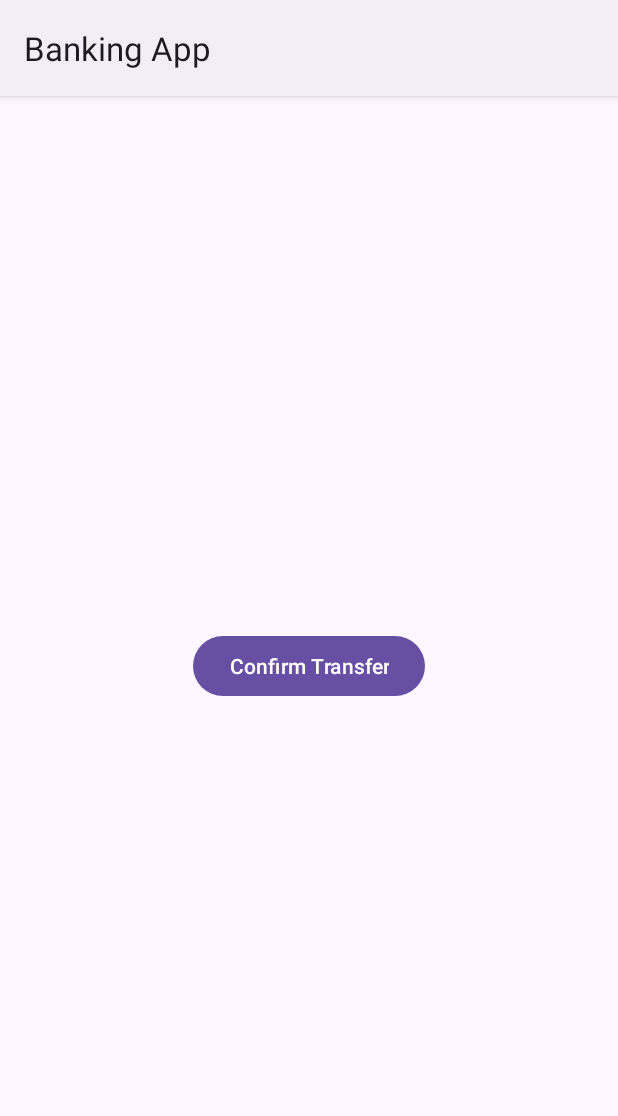
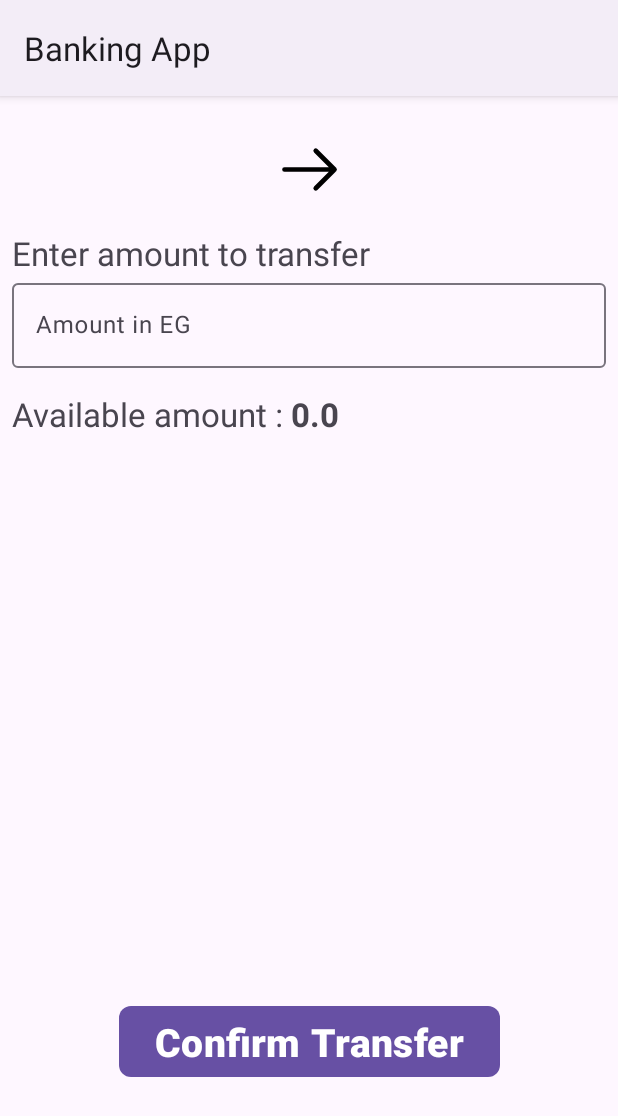
Before and after one commit to MahmoudMostafa580/Bank-app, an Android app: the fragment TransferOperFragment placed in its activity, after a tap on "Confirm Transfer", on a phone screen of 412 x 824 dp. Shown: the top 1116 px of the screen. Run offline under Robolectric (Android 15) with nearby library versions, the light colour scheme and no system bars; our stand-ins replace Room's generated code, navigation-ui; 11 statements that could not run were skipped.

Commit message:
transfer process screen design

```diff
--- a/app/src/main/java/com/mahmoud/bankapp/data/CustomersViewModel.kt
+++ b/app/src/main/java/com/mahmoud/bankapp/data/CustomersViewModel.kt
@@ -1,6 +1,7 @@
 package com.mahmoud.bankapp.data
 
 import android.app.Application
+import android.util.Log
 import androidx.lifecycle.AndroidViewModel
 import androidx.lifecycle.MutableLiveData
 import com.mahmoud.bankapp.database.CustomersDao
@@ -18,9 +19,10 @@ class CustomersViewModel(
 
 
     var allCustomers = MutableLiveData<List<User>>()
-    private var customer = MutableLiveData<User>()
+    private var senderCustomer = MutableLiveData<User>()
+    private var receiverCustomer = MutableLiveData<User>()
     private var allCustomersExceptOne = MutableLiveData<List<User>>()
-    private var isSuccess = MutableLiveData<Boolean>()
+    var isSuccess = MutableLiveData<Int>()
     private val viewModelJob = Job()
     private val uiScope = CoroutineScope(Dispatchers.Main + viewModelJob)
 
@@ -41,11 +43,25 @@ class CustomersViewModel(
         }
     }
 
-    fun getSpecificCustomer(customerId: Long):MutableLiveData<User> {
+    fun getSpecificCustomer(customerId: Long): MutableLiveData<User> {
         uiScope.launch {
-            customer.value = getCustomer(customerId)
+            senderCustomer.value = getCustomer(customerId)
         }
-        return customer
+        return senderCustomer
+    }
+
+    fun getSenderCustomer(customerId: Long): MutableLiveData<User> {
+        uiScope.launch {
+            senderCustomer.value = getCustomer(customerId)
+        }
+        return senderCustomer
+    }
+
+    fun getReceiverCustomer(customerId: Long): MutableLiveData<User> {
+        uiScope.launch {
+            receiverCustomer.value = getCustomer(customerId)
+        }
+        return receiverCustomer
     }
 
     private suspend fun getCustomer(id: Long): User? {
@@ -55,31 +71,30 @@ class CustomersViewModel(
         }
     }
 
-    fun getAllCustomersExceptOne(customerId: Long): MutableLiveData<List<User>>{
+    fun getAllCustomersExceptOne(customerId: Long): MutableLiveData<List<User>> {
         uiScope.launch {
             allCustomersExceptOne.value = getCustomersExceptOne(customerId)
         }
         return allCustomersExceptOne
     }
 
-    private suspend fun getCustomersExceptOne(id: Long) : List<User>{
-        return withContext(Dispatchers.IO){
+    private suspend fun getCustomersExceptOne(id: Long): List<User> {
+        return withContext(Dispatchers.IO) {
             val customers = customersDao.getAllCustomersExceptOne(id)
             customers
         }
     }
 
-    fun updateNewBalance(userId: Long, balance: Double): MutableLiveData<Boolean>{
+    fun updateNewBalance(userId: Long, balance: Double) {
         uiScope.launch {
             isSuccess.value = updateBalance(userId, balance)
+            Log.v("is successful", isSuccess.value.toString())
         }
-        return isSuccess
     }
 
-    private suspend fun updateBalance(userId: Long, balance: Double): Boolean {
-       return withContext(Dispatchers.IO){
-            val isSuccess = customersDao.updateBalance(userId, balance)
-            isSuccess
+    private suspend fun updateBalance(userId: Long, balance: Double): Int {
+        return withContext(Dispatchers.IO) {
+            customersDao.updateBalance(userId, balance)
         }
     }
 
--- a/app/src/main/java/com/mahmoud/bankapp/database/CustomersDao.kt
+++ b/app/src/main/java/com/mahmoud/bankapp/database/CustomersDao.kt
@@ -11,8 +11,8 @@ interface CustomersDao {
     @Insert
     fun insertCustomer(users: User)
 
-    @Query("UPDATE users_table SET currentBalance = :newBalance + currentBalance WHERE userId= :userId")
-    fun updateBalance(userId: Long, newBalance: Double): Boolean
+    @Query("UPDATE users_table SET currentBalance = :newBalance WHERE userId= :userId")
+    fun updateBalance(userId: Long, newBalance: Double): Int
 
     @Query("SELECT * FROM users_table ORDER BY userId ASC")
     fun getAllCustomers(): List<User>
--- a/app/src/main/java/com/mahmoud/bankapp/ui/CustomersAdapter.kt
+++ b/app/src/main/java/com/mahmoud/bankapp/ui/CustomersAdapter.kt
@@ -23,7 +23,7 @@ class CustomersAdapter(val customersList: List<User>) :
     override fun onBindViewHolder(holder: CustomerViewHolder, position: Int) {
         val currentCustomer = customersList[position]
         holder.customerName.text = "${currentCustomer.firstName} ${currentCustomer.lastName}"
-        holder.customerBalance.text = "${currentCustomer.currentBalance.toString()} EG"
+        holder.customerBalance.text = "${currentCustomer.currentBalance} EG"
     }
 
     override fun getItemCount() = customersList.size
--- a/app/src/main/java/com/mahmoud/bankapp/ui/TransferOperFragment.kt
+++ b/app/src/main/java/com/mahmoud/bankapp/ui/TransferOperFragment.kt
@@ -1,6 +1,7 @@
 package com.mahmoud.bankapp.ui
 
 import android.os.Bundle
+import android.util.Log
 import android.view.LayoutInflater
 import android.view.View
 import android.view.ViewGroup
@@ -8,17 +9,24 @@ import android.widget.Toast
 import androidx.fragment.app.Fragment
 import androidx.lifecycle.Observer
 import androidx.lifecycle.ViewModelProvider
+import androidx.navigation.Navigation
 import androidx.navigation.fragment.navArgs
 import com.mahmoud.bankapp.data.CustomerViewModelFactory
 import com.mahmoud.bankapp.data.CustomersViewModel
 import com.mahmoud.bankapp.database.BankDatabase
+import com.mahmoud.bankapp.database.User
 import com.mahmoud.bankapp.databinding.FragmentTransferOperBinding
 
 
 class TransferOperFragment : Fragment() {
 
-    val args: TransferOperFragmentArgs by navArgs()
+    private val args: TransferOperFragmentArgs by navArgs()
+    private var sendResult: Int = 0
+    private var receiveResult: Int = 0
     lateinit var customersViewModel: CustomersViewModel
+
+    lateinit var sender: User
+    lateinit var receiver: User
 
     override fun onCreate(savedInstanceState: Bundle?) {
         super.onCreate(savedInstanceState)
@@ -31,8 +39,8 @@ class TransferOperFragment : Fragment() {
         // Inflate the layout for this fragment
         val binding: FragmentTransferOperBinding =
             FragmentTransferOperBinding.inflate(inflater, container, false)
-        var userFromId = args.userFromId
-        var userToId = args.userToId
+        val userFromId = args.userFromId
+        val userToId = args.userToId
 
         val application = requireNotNull(this.activity).application
         val dataSource = BankDatabase.getInstance(application).customerDao
@@ -41,49 +49,62 @@ class TransferOperFragment : Fragment() {
             ViewModelProvider(this, viewModelFactory).get(CustomersViewModel::class.java)
 
 
-        binding.confirmTransferBtn.setOnClickListener {
-            val amount = 1000.0 // test value
-            var sendResult = false
-            var receiveResult = false
-            customersViewModel.getSpecificCustomer(userFromId)
-                .observe(viewLifecycleOwner, Observer { value ->
-                    var userCurrentBalance = value.currentBalance
-                    if (amount <= userCurrentBalance) {
-                        userCurrentBalance = userCurrentBalance.minus(amount)
-                        sendResult = updateSenderBalance(userFromId, userCurrentBalance)
-                    }
-                })
-            customersViewModel.getSpecificCustomer(userToId)
-                .observe(viewLifecycleOwner, Observer { value ->
-                    var userCurrentBalance = value.currentBalance
-                    userCurrentBalance = userCurrentBalance.plus(amount)
-                    receiveResult = updateReceiverBalance(userToId, userCurrentBalance)
-                })
-            if (sendResult && receiveResult) {
+        customersViewModel.getSenderCustomer(userFromId)
+            .observe(viewLifecycleOwner, Observer { value ->
+                sender = value
+                val senderCurrentBalance = value.currentBalance
+                val senderName = value.firstName + value.lastName
+                Log.v("Sender name :", senderName)
+                binding.senderNameTxt.text = senderName
+                binding.availableAmountValue.text = senderCurrentBalance.toString()
+
+            })
+
+        customersViewModel.getReceiverCustomer(userToId)
+            .observe(viewLifecycleOwner, Observer { value ->
+                val receiverName = value.firstName + value.lastName
+                Log.v("Receiver name :", receiverName)
+                binding.receiverNameTxt.text = receiverName
+            })
+
+        binding.confirmTransferBtn.setOnClickListener { view ->
+            val amountString = binding.amountLayout.editText?.text.toString()
+            val amount = amountString.toDouble()
+            if (amount <= sender.currentBalance) {
+                val senderNewCurrentBalance = sender.currentBalance.minus(amount)
+                updateSenderBalance(userFromId, senderNewCurrentBalance)
+            }
+            val receiverNewCurrentBalance = receiver.currentBalance.plus(amount)
+            updateReceiverBalance(userToId, receiverNewCurrentBalance)
+
+            if (sendResult == 1 && receiveResult == 1) {
                 Toast.makeText(requireActivity(), "Transfer successfully", Toast.LENGTH_SHORT)
                     .show()
+                //backstack to home fragment..
+                val action =
+                    TransferOperFragmentDirections.actionTransferOperFragmentToHomeFragment()
+                Navigation.findNavController(view).navigate(action)
+            } else {
+                Toast.makeText(requireActivity(), "Transfer failed!!", Toast.LENGTH_SHORT).show()
             }
-
         }
         return binding.root
     }
 
-    private fun updateReceiverBalance(userToId: Long, balance: Double): Boolean {
-        var result1 = false
+    private fun updateReceiverBalance(userToId: Long, balance: Double) {
         customersViewModel.updateNewBalance(userToId, balance)
-            .observe(viewLifecycleOwner, Observer { value ->
-                result1 = value
-            })
-        return result1
+        customersViewModel.isSuccess.observe(viewLifecycleOwner, Observer { value ->
+            sendResult = value
+            Log.v("sendResult", sendResult.toString())
+        })
     }
 
-    private fun updateSenderBalance(userFromId: Long, balance: Double): Boolean {
-        var result2 = false
+    private fun updateSenderBalance(userFromId: Long, balance: Double) {
         customersViewModel.updateNewBalance(userFromId, balance)
-            .observe(viewLifecycleOwner, Observer { value ->
-                result2 = value
-            })
-        return result2
+        customersViewModel.isSuccess.observe(viewLifecycleOwner, Observer { value ->
+            receiveResult = value
+            Log.v("receiveResult", receiveResult.toString())
+        })
     }
 
 }
--- a/app/src/main/res/layout/fragment_transfer_oper.xml
+++ b/app/src/main/res/layout/fragment_transfer_oper.xml
@@ -1,14 +1,107 @@
 <?xml version="1.0" encoding="utf-8"?>
-<FrameLayout xmlns:android="http://schemas.android.com/apk/res/android"
+<androidx.constraintlayout.widget.ConstraintLayout xmlns:android="http://schemas.android.com/apk/res/android"
+    xmlns:app="http://schemas.android.com/apk/res-auto"
     xmlns:tools="http://schemas.android.com/tools"
     android:layout_width="match_parent"
     android:layout_height="match_parent"
+    android:padding="8dp"
     tools:context=".ui.TransferOperFragment">
 
-    <Button
+    <TextView
+        android:id="@+id/sender_name_txt"
+        android:layout_width="wrap_content"
+        android:layout_height="wrap_content"
+        app:layout_constraintBottom_toBottomOf="@id/arrow_right"
+        android:layout_marginEnd="16dp"
+        android:textSize="20sp"
+        app:layout_constraintEnd_toStartOf="@id/arrow_right"
+        app:layout_constraintHorizontal_chainStyle="packed"
+        app:layout_constraintStart_toStartOf="parent"
+        app:layout_constraintTop_toTopOf="@id/arrow_right"
+        tools:text="Customer1" />
+
+    <ImageView
+        android:id="@+id/arrow_right"
+        android:layout_width="50dp"
+        android:layout_height="50dp"
+        android:layout_marginTop="16dp"
+        android:src="@drawable/arrow_right_svg"
+        app:layout_constraintEnd_toStartOf="@id/receiver_name_txt"
+        app:layout_constraintStart_toEndOf="@id/sender_name_txt"
+        app:layout_constraintTop_toTopOf="parent"
+        app:tint="@color/black" />
+
+    <TextView
+        android:id="@+id/receiver_name_txt"
+        android:layout_width="wrap_content"
+        android:layout_height="wrap_content"
+        android:layout_marginStart="16dp"
+        android:textSize="20sp"
+        android:textColor="@color/black"
+        app:layout_constraintBottom_toBottomOf="@id/arrow_right"
+        app:layout_constraintEnd_toEndOf="parent"
+        app:layout_constraintStart_toEndOf="@id/arrow_right"
+        app:layout_constraintTop_toTopOf="@id/arrow_right"
+        tools:text="Customer2" />
+
+    <TextView
+        android:id="@+id/enter_amount_txt"
+        android:layout_width="wrap_content"
+        android:layout_height="wrap_content"
+        android:layout_marginTop="16dp"
+        android:text="Enter amount to transfer"
+        android:textSize="22sp"
+        app:layout_constraintStart_toStartOf="parent"
+        app:layout_constraintTop_toBottomOf="@id/arrow_right" />
+
+    <com.google.android.material.textfield.TextInputLayout
+        android:id="@+id/amount_layout"
+        style="@style/ThemeOverlay.Material3.TextInputEditText.OutlinedBox"
+        android:layout_width="match_parent"
+        android:layout_height="wrap_content"
+        app:layout_constraintEnd_toEndOf="parent"
+        app:layout_constraintStart_toStartOf="parent"
+        app:layout_constraintTop_toBottomOf="@id/enter_amount_txt">
+
+        <com.google.android.material.textfield.TextInputEditText
+            android:layout_width="match_parent"
+            android:layout_height="match_parent"
+            android:hint="Amount in EG"
+            android:inputType="numberSigned" />
+    </com.google.android.material.textfield.TextInputLayout>
+
+    <TextView
+        android:id="@+id/available_amount_txt"
+        android:layout_width="wrap_content"
+        android:layout_height="wrap_content"
+        android:layout_marginTop="16dp"
+        android:text="Available amount : "
+        android:textSize="22sp"
+        app:layout_constraintStart_toStartOf="parent"
+        app:layout_constraintTop_toBottomOf="@id/amount_layout" />
+
+    <TextView
+        android:id="@+id/available_amount_value"
+        android:layout_width="wrap_content"
+        android:layout_height="wrap_content"
+        android:textSize="22sp"
+        android:textStyle="bold"
+        app:layout_constraintBottom_toBottomOf="@id/available_amount_txt"
+        app:layout_constraintStart_toEndOf="@id/available_amount_txt"
+        app:layout_constraintTop_toTopOf="@id/available_amount_txt"
+        tools:text="3000.0 EG" />
+
+    <com.google.android.material.button.MaterialButton
         android:id="@+id/confirm_transfer_btn"
         android:layout_width="wrap_content"
         android:layout_height="wrap_content"
+        app:cornerRadius="8dp"
         android:text="Confirm Transfer"
-        android:layout_gravity="center"/>
-</FrameLayout>
+        android:textSize="26sp"
+        android:textStyle="bold"
+        app:layout_constraintVertical_bias="0.8"
+        app:layout_constraintBottom_toBottomOf="parent"
+        app:layout_constraintEnd_toEndOf="parent"
+        app:layout_constraintStart_toStartOf="parent"
+        app:layout_constraintTop_toBottomOf="@id/available_amount_txt" />
+</androidx.constraintlayout.widget.ConstraintLayout>
--- a/app/src/main/res/navigation/navigation.xml
+++ b/app/src/main/res/navigation/navigation.xml
@@ -43,14 +43,16 @@
         android:name="com.mahmoud.bankapp.ui.TransferOperFragment"
         android:label="Transfer Process"
         tools:layout="@layout/fragment_transfer_oper">
-        <action
-            android:id="@+id/action_transferOperFragment_to_homeFragment"
-            app:destination="@id/homeFragment" />
         <argument
             android:name="userFromId"
             app:argType="long" />
         <argument
             android:name="userToId"
             app:argType="long" />
+        <action
+            android:id="@+id/action_transferOperFragment_to_homeFragment"
+            app:destination="@id/homeFragment"
+            app:popUpTo="@id/homeFragment"
+            app:popUpToInclusive="true"/>
     </fragment>
 </navigation>
```
